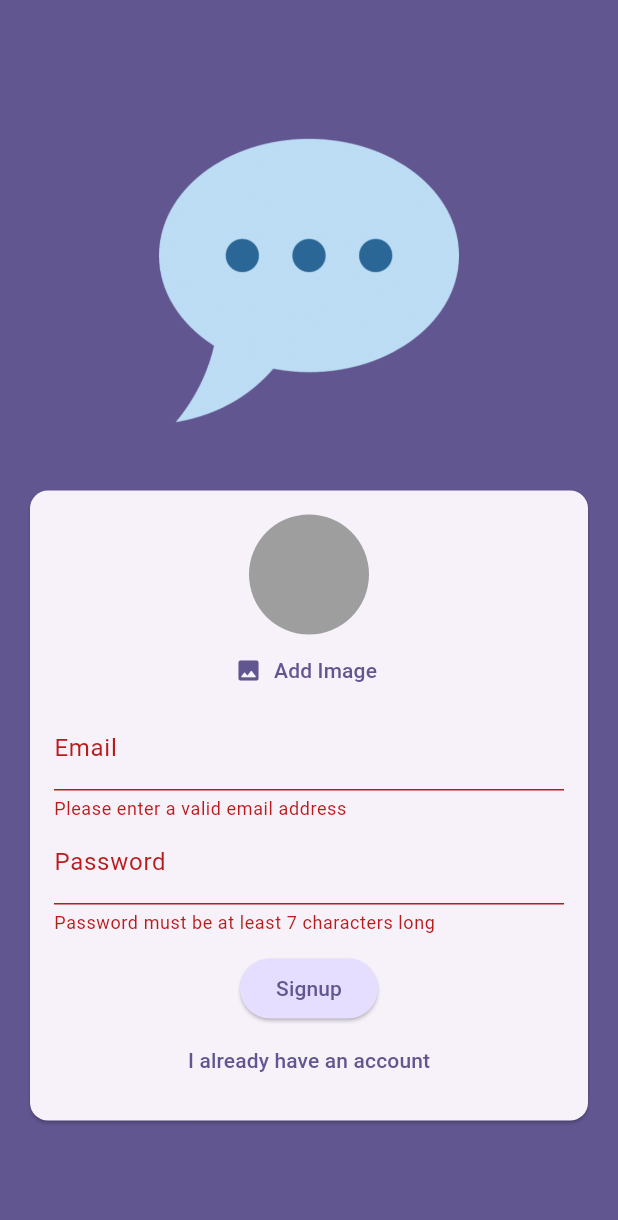
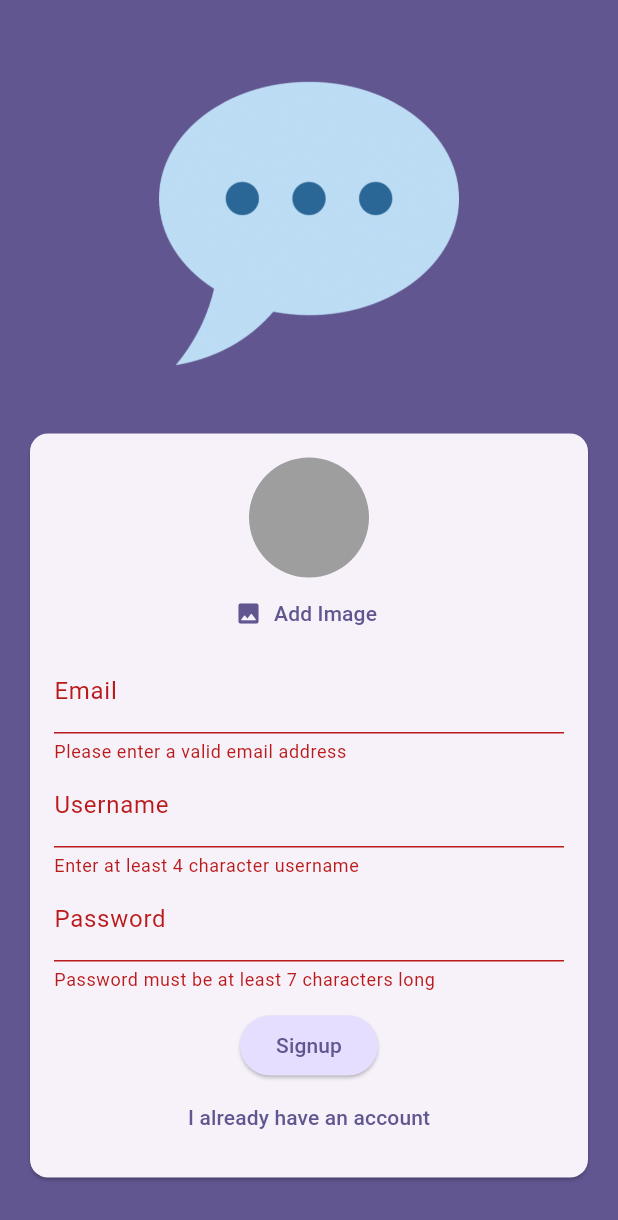
Before and after one commit to malhaq/ChattingApp, a Flutter app: the screen it shows after launch, after a tap on "Login", after a tap on "Create new account", after a tap on "Signup", on a phone screen of 412 x 824 dp. Shown: the top 1220 px of the screen. Run offline on Flutter 3.47's test engine with Material 3 defaults, Android fonts, the phone set to English and light mode, and no system bars; our stand-ins replace cloud_firestore, firebase_auth, firebase_core, firebase_storage, image_picker, permission_handler; accounts and stored records are empty.

```diff
--- a/lib/screens/auth.dart
+++ b/lib/screens/auth.dart
@@ -23,6 +23,7 @@ class _AuthScreenState extends State<AuthScreen> {
   var _isuploading = false;
   var _userEmail = '';
   var _userPassword = '';
+  var _username = '';
   File? _selectedImage;
 
   void _submitFrom() async {
@@ -58,11 +59,11 @@ class _AuthScreenState extends State<AuthScreen> {
             .child('${userCredentials.user!.uid}.jpg');
         await storageRef.putFile(_selectedImage!);
         final imageUrl = await storageRef.getDownloadURL();
-        FirebaseFirestore.instance
+        await FirebaseFirestore.instance
             .collection('users')
             .doc(userCredentials.user!.uid)
             .set({
-          'username': 'TODO',
+          'username': _username,
           'email': _userEmail,
           'image_url': imageUrl,
         });
@@ -138,6 +139,24 @@ class _AuthScreenState extends State<AuthScreen> {
                               _userEmail = value!;
                             },
                           ),
+                          if (!_isLogin)
+                            TextFormField(
+                              decoration: const InputDecoration(
+                                labelText: 'Username',
+                              ),
+                              enableSuggestions: false,
+                              validator: (val) {
+                                if (val == null ||
+                                    val.isEmpty ||
+                                    val.trim().length < 4) {
+                                  return 'Enter at least 4 character username';
+                                }
+                                return null;
+                              },
+                              onSaved: (val) {
+                                _username = val!;
+                              },
+                            ),
                           TextFormField(
                             decoration: const InputDecoration(
                               labelText: 'Password',
```
Also changed, not shown: lib/screens/chat.dart (+9 -2 lines), lib/widgets/chat_msgs.dart (added, +52 -0 lines), lib/widgets/new_msg.dart (added, +74 -0 lines), lib/widgets/message_bubble.dart (added).
